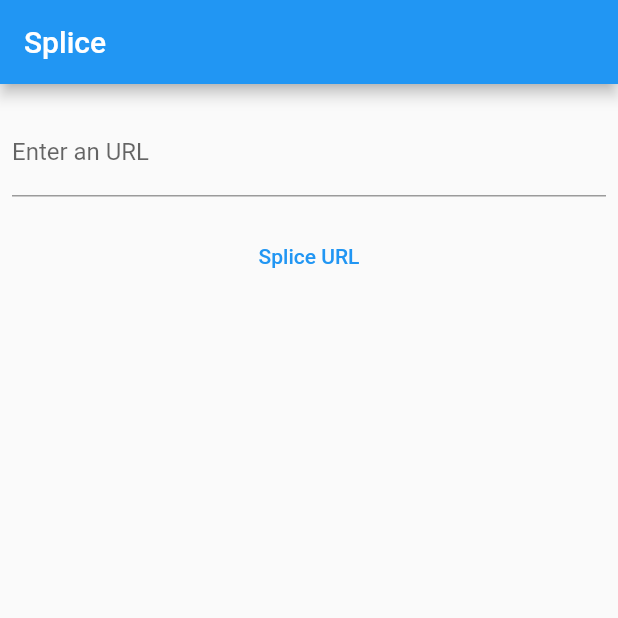
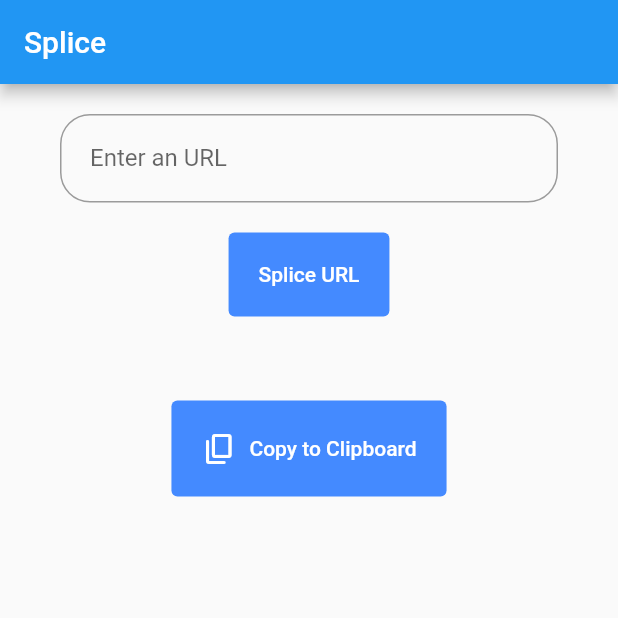
Before and after one commit to vaibhavheda/splice, a Flutter app: the screen it shows after launch, on a phone screen of 412 x 824 dp, the top half of it. Run offline on Flutter 3.47's test engine with Material 2 defaults, Android fonts, the light colour scheme and no system bars; missing offline and left inert: dart:ffi; statements that could not run were skipped.

Commit message:
Added functionality to copy to clipboard

```diff
--- a/lib/constants/constants_strings.dart
+++ b/lib/constants/constants_strings.dart
@@ -12,4 +12,5 @@ class UrlShortnerConstants {
   static const urlInputLabelText = "Enter an URL";
   static const urlInputLablePrefix = "https://";
   static const generateUrlButton = "Splice URL";
+  static const copyToClipboard = "Copy to Clipboard";
 }
--- a/lib/widgets/url_shortner/url_shortner_screen.dart
+++ b/lib/widgets/url_shortner/url_shortner_screen.dart
@@ -1,6 +1,7 @@
 import 'dart:convert';
 import 'dart:developer';
-
+import 'dart:ffi';
+import 'package:flutter/services.dart';
 import 'package:flutter/material.dart';
 import 'package:flutter/src/foundation/key.dart';
 import 'package:flutter/src/widgets/framework.dart';
@@ -29,7 +30,6 @@ class _URLShortnerScreenState extends State<URLShortnerScreen> {
   late String shortUrl;
   @override
   void initState() {
-    // TODO: implement initState
     shortUrl = "";
     _urlInputController.addListener(() {
       // Remove the prefix of https://
@@ -38,9 +38,6 @@ class _URLShortnerScreenState extends State<URLShortnerScreen> {
       // save the new value
       _urlInputController.value = _urlInputController.value.copyWith(
         text: newText,
-        selection: TextSelection(
-            baseOffset: newText.length, extentOffset: newText.length),
-        composing: TextRange.empty,
       );
     });
     super.initState();
@@ -80,6 +77,16 @@ class _URLShortnerScreenState extends State<URLShortnerScreen> {
     if (_urlInputController.text != "") _shortenURL();
   }
 
+  handleCopyToClipboard() {
+    Clipboard.setData(ClipboardData(text: shortUrl)).then((_) {
+      ScaffoldMessenger.of(context).showSnackBar(
+        const SnackBar(
+          content: Text("Short link copied to clipboard"),
+        ),
+      );
+    });
+  }
+
   @override
   Widget build(BuildContext context) {
     return FutureBuilder(
@@ -87,13 +94,20 @@ class _URLShortnerScreenState extends State<URLShortnerScreen> {
       builder: (context, snapshot) {
         return Column(
           children: [
-            Padding(
-              padding: const EdgeInsets.symmetric(horizontal: 8, vertical: 16),
-              child: TextFormField(
+            Container(
+              margin: const EdgeInsets.symmetric(horizontal: 20, vertical: 10),
+              padding: const EdgeInsets.symmetric(horizontal: 20, vertical: 10),
+              child: TextField(
+                enableInteractiveSelection: true,
                 decoration: const InputDecoration(
                   prefixText:
                       constants.UrlShortnerConstants.urlInputLablePrefix,
-                  border: UnderlineInputBorder(),
+                  border: OutlineInputBorder(
+                    borderRadius: BorderRadius.all(
+                      Radius.circular(20),
+                    ),
+                  ),
+                  contentPadding: EdgeInsets.all(20),
                   labelText: constants.UrlShortnerConstants.urlInputLabelText,
                 ),
                 controller: _urlInputController,
@@ -101,10 +115,69 @@ class _URLShortnerScreenState extends State<URLShortnerScreen> {
             ),
             TextButton(
               onPressed: handleClick,
-              child:
-                  const Text(constants.UrlShortnerConstants.generateUrlButton),
+              style: ButtonStyle(
+                backgroundColor: MaterialStateProperty.all(
+                  Colors.blueAccent,
+                ),
+                foregroundColor: MaterialStateProperty.all(
+                  Colors.white,
+                ),
+                // overlayColor: MaterialStateProperty.all(Colors.red),
+                padding: MaterialStateProperty.all(
+                  const EdgeInsets.symmetric(
+                    horizontal: 20,
+                    vertical: 20,
+                  ),
+                ),
+              ),
+              child: const Text(
+                constants.UrlShortnerConstants.generateUrlButton,
+                style: TextStyle(
+                  color: Colors.white,
+                ),
+              ),
             ),
-            Text(shortUrl)
+            Container(
+              margin: const EdgeInsets.symmetric(
+                vertical: 5,
+                horizontal: 10,
+              ),
+              padding: const EdgeInsets.symmetric(
+                vertical: 10,
+                horizontal: 20,
+              ),
+              child: Text(
+                shortUrl,
+              ),
+            ),
+            const SizedBox(
+              height: 10,
+            ),
+            TextButton.icon(
+              onPressed: handleCopyToClipboard,
+              style: ButtonStyle(
+                backgroundColor: MaterialStateProperty.all(
+                  Colors.blueAccent,
+                ),
+                foregroundColor: MaterialStateProperty.all(
+                  Colors.white,
+                ),
+                // overlayColor: MaterialStateProperty.all(Colors.red),
+                padding: MaterialStateProperty.all(
+                  const EdgeInsets.symmetric(
+                    horizontal: 20,
+                    vertical: 20,
+                  ),
+                ),
+              ),
+              icon: const Icon(
+                Icons.copy_rounded,
+                size: 24.0,
+              ),
+              label: const Text(
+                constants.UrlShortnerConstants.copyToClipboard,
+              ),
+            ),
           ],
         );
       },
```
